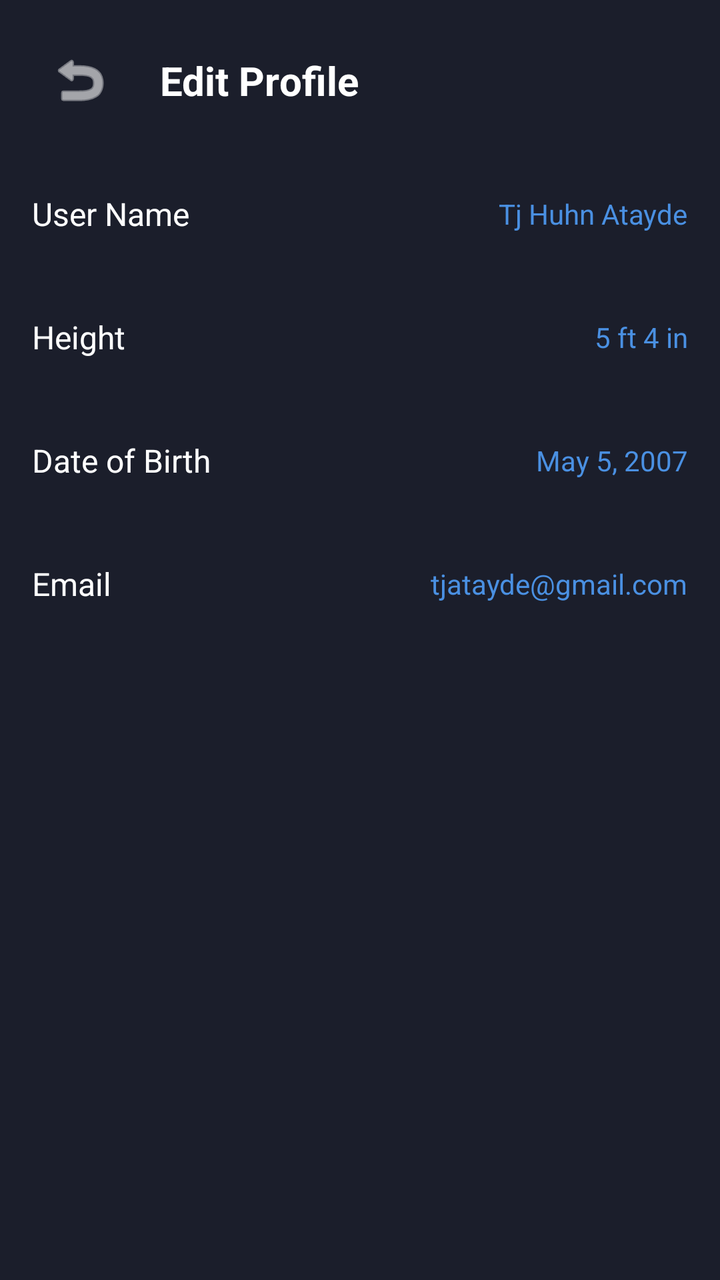
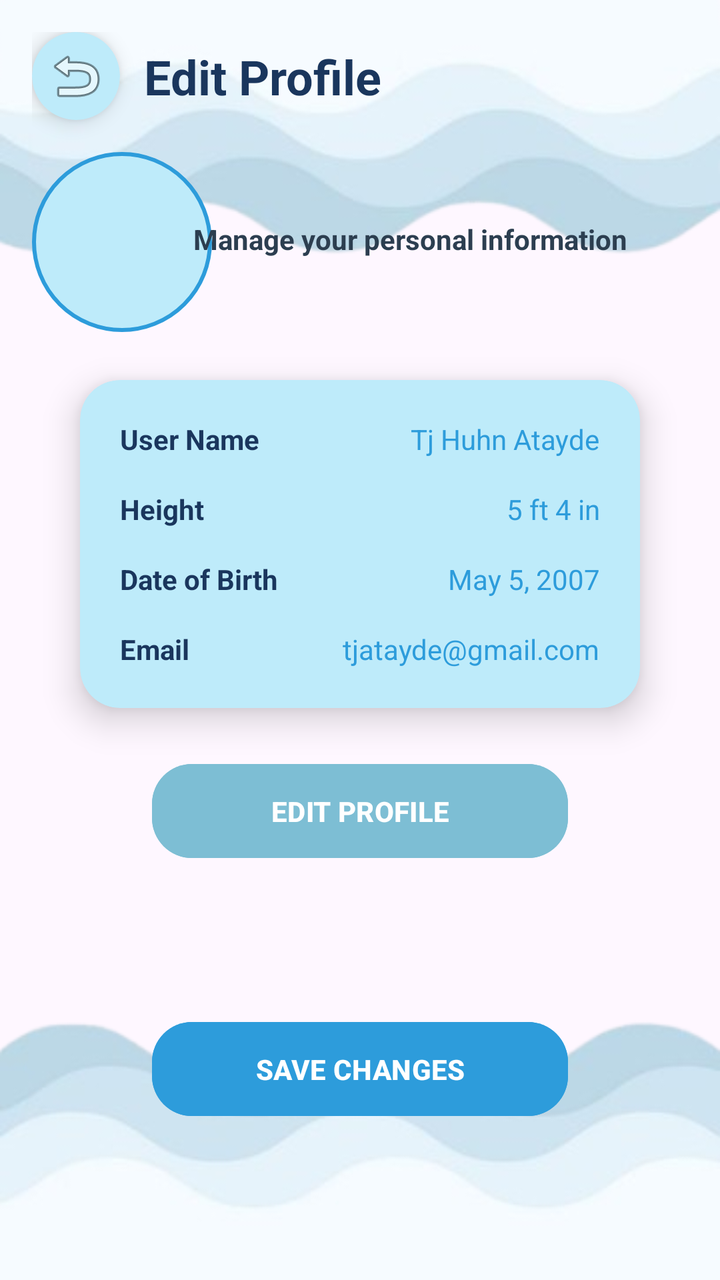

Screens rendered from an Android XML layout before and after an edit, with the pre-edit source and the edit as a unified diff.
<!-- AndroidManifest.xml: application theme Theme.HeronHealth -->
<!-- res/layout/activity_personal_info.xml -->
<?xml version="1.0" encoding="utf-8"?>
<androidx.constraintlayout.widget.ConstraintLayout xmlns:android="http://schemas.android.com/apk/res/android"
    xmlns:app="http://schemas.android.com/apk/res-auto"
    xmlns:tools="http://schemas.android.com/tools"
    android:id="@+id/main"
    android:layout_width="match_parent"
    android:layout_height="match_parent"
    android:background="#1B1E2B"
    android:padding="16dp"
    tools:context=".PersonalInfoActivity">

    
    <ImageButton
        android:id="@+id/btnBack"
        android:layout_width="48dp"
        android:layout_height="48dp"
        android:background="?attr/selectableItemBackgroundBorderless"
        android:src="@android:drawable/ic_menu_revert"
        app:layout_constraintStart_toStartOf="parent"
        app:layout_constraintTop_toTopOf="parent"
        app:tint="#FFFFFF" />

    <TextView
        android:id="@+id/tvHeader"
        android:layout_width="wrap_content"
        android:layout_height="wrap_content"
        android:layout_marginStart="16dp"
        android:text="Edit Profile"
        android:textColor="#FFFFFF"
        android:textSize="20sp"
        android:textStyle="bold"
        app:layout_constraintBottom_toBottomOf="@+id/btnBack"
        app:layout_constraintStart_toEndOf="@+id/btnBack"
        app:layout_constraintTop_toTopOf="@+id/btnBack" />

    
    <TextView
        android:id="@+id/lblUsername"
        android:layout_width="wrap_content"
        android:layout_height="wrap_content"
        android:layout_marginTop="32dp"
        android:text="User Name"
        android:textColor="#FFFFFF"
        android:textSize="16sp"
        app:layout_constraintStart_toStartOf="parent"
        app:layout_constraintTop_toBottomOf="@id/btnBack" />

    <TextView
        android:id="@+id/tvUsernameValue"
        android:layout_width="wrap_content"
        android:layout_height="wrap_content"
        android:text="Tj Huhn Atayde"
        android:textColor="#4A90E2"
        app:layout_constraintBottom_toBottomOf="@id/lblUsername"
        app:layout_constraintEnd_toEndOf="parent"
        app:layout_constraintTop_toTopOf="@id/lblUsername" />

    
    <TextView
        android:id="@+id/lblHeight"
        android:layout_width="wrap_content"
        android:layout_height="wrap_content"
        android:layout_marginTop="40dp"
        android:text="Height"
        android:textColor="#FFFFFF"
        android:textSize="16sp"
        app:layout_constraintStart_toStartOf="parent"
        app:layout_constraintTop_toBottomOf="@id/lblUsername" />

    <TextView
        android:id="@+id/tvHeightValue"
        android:layout_width="wrap_content"
        android:layout_height="wrap_content"
        android:text="5 ft 4 in"
        android:textColor="#4A90E2"
        app:layout_constraintBottom_toBottomOf="@id/lblHeight"
        app:layout_constraintEnd_toEndOf="parent"
        app:layout_constraintTop_toTopOf="@id/lblHeight" />

    
    <TextView
        android:id="@+id/lblDOB"
        android:layout_width="wrap_content"
        android:layout_height="wrap_content"
        android:layout_marginTop="40dp"
        android:text="Date of Birth"
        android:textColor="#FFFFFF"
        android:textSize="16sp"
        app:layout_constraintStart_toStartOf="parent"
        app:layout_constraintTop_toBottomOf="@id/lblHeight" />

    <TextView
        android:id="@+id/tvDOBValue"
        android:layout_width="wrap_content"
        android:layout_height="wrap_content"
        android:text="May 5, 2007"
        android:textColor="#4A90E2"
        app:layout_constraintBottom_toBottomOf="@id/lblDOB"
        app:layout_constraintEnd_toEndOf="parent"
        app:layout_constraintTop_toTopOf="@id/lblDOB" />

    
    <TextView
        android:id="@+id/lblEmail"
        android:layout_width="wrap_content"
        android:layout_height="wrap_content"
        android:layout_marginTop="40dp"
        android:text="Email"
        android:textColor="#FFFFFF"
        android:textSize="16sp"
        app:layout_constraintStart_toStartOf="parent"
        app:layout_constraintTop_toBottomOf="@id/lblDOB" />

    <TextView
        android:id="@+id/tvEmailValue"
        android:layout_width="wrap_content"
        android:layout_height="wrap_content"
        android:text="tjatayde@gmail.com"
        android:textColor="#4A90E2"
        app:layout_constraintBottom_toBottomOf="@id/lblEmail"
        app:layout_constraintEnd_toEndOf="parent"
        app:layout_constraintTop_toTopOf="@id/lblEmail" />
</androidx.constraintlayout.widget.ConstraintLayout>
<!-- resources referenced by this layout -->
<resources>
  <style name="Theme.HeronHealth" parent="Base.Theme.HeronHealth" />
  <style name="Base.Theme.HeronHealth" parent="Theme.Material3.DayNight.NoActionBar">
          
          
      </style>
</resources>

<!-- the commit's change to res/layout/activity_personal_info.xml (unified diff, before → after) -->
@@ -1,123 +1,215 @@
 <?xml version="1.0" encoding="utf-8"?>
-<androidx.constraintlayout.widget.ConstraintLayout xmlns:android="http://schemas.android.com/apk/res/android"
+<androidx.constraintlayout.widget.ConstraintLayout
+    xmlns:android="http://schemas.android.com/apk/res/android"
     xmlns:app="http://schemas.android.com/apk/res-auto"
     xmlns:tools="http://schemas.android.com/tools"
     android:id="@+id/main"
     android:layout_width="match_parent"
     android:layout_height="match_parent"
-    android:background="#1B1E2B"
+    android:background="@drawable/bg4"
     android:padding="16dp"
     tools:context=".PersonalInfoActivity">
 
-    
-    <ImageButton
-        android:id="@+id/btnBack"
-        android:layout_width="48dp"
-        android:layout_height="48dp"
-        android:background="?attr/selectableItemBackgroundBorderless"
-        android:src="@android:drawable/ic_menu_revert"
-        app:layout_constraintStart_toStartOf="parent"
-        app:layout_constraintTop_toTopOf="parent"
-        app:tint="#FFFFFF" />
+    <androidx.cardview.widget.CardView
+        android:id="@+id/backContainer"
+        android:layout_width="44dp"
+        android:layout_height="44dp"
+        app:cardCornerRadius="22dp"
+        app:cardBackgroundColor="#beebfa"
+        app:cardElevation="6dp"
+        app:layout_constraintStart_toStartOf="parent"
+        app:layout_constraintTop_toTopOf="parent">
+
+        <ImageButton
+            android:id="@+id/btnBack"
+            android:layout_width="match_parent"
+            android:layout_height="match_parent"
+            android:background="@android:color/transparent"
+            android:src="@android:drawable/ic_menu_revert"
+            android:contentDescription="Back"/>
+    </androidx.cardview.widget.CardView>
+
+    <ImageView
+        android:id="@+id/imgProfile"
+        android:layout_width="90dp"
+        android:layout_height="90dp"
+        android:layout_marginTop="16dp"
+        android:src=""
+        android:background="@drawable/circle_bg"
+        android:padding="10dp"
+        android:scaleType="centerCrop"
+        app:layout_constraintTop_toBottomOf="@id/backContainer"
+        app:layout_constraintStart_toStartOf="parent"/>
 
     <TextView
         android:id="@+id/tvHeader"
         android:layout_width="wrap_content"
         android:layout_height="wrap_content"
-        android:layout_marginStart="16dp"
         android:text="Edit Profile"
-        android:textColor="#FFFFFF"
-        android:textSize="20sp"
-        android:textStyle="bold"
-        app:layout_constraintBottom_toBottomOf="@+id/btnBack"
-        app:layout_constraintStart_toEndOf="@+id/btnBack"
-        app:layout_constraintTop_toTopOf="@+id/btnBack" />
-
-    
+        android:textSize="24sp"
+        android:textStyle="bold"
+        android:textColor="#1A365D"
+        app:layout_constraintTop_toTopOf="@id/backContainer"
+        app:layout_constraintBottom_toBottomOf="@id/backContainer"
+        app:layout_constraintStart_toEndOf="@id/backContainer"
+        android:layout_marginStart="12dp"/>
+
     <TextView
-        android:id="@+id/lblUsername"
+        android:id="@+id/tvSubtitle"
         android:layout_width="wrap_content"
         android:layout_height="wrap_content"
-        android:layout_marginTop="32dp"
-        android:text="User Name"
+        android:text="Manage your personal information"
+        android:textSize="14sp"
+        android:textColor="#2C3E50"
+        android:textStyle="bold"
+        android:layout_marginTop="50dp"
+        android:layout_marginStart="50dp"
+        app:layout_constraintTop_toBottomOf="@id/backContainer"
+        app:layout_constraintStart_toStartOf="parent"
+        app:layout_constraintEnd_toEndOf="parent"/>
+
+    <androidx.cardview.widget.CardView
+        android:id="@+id/cardInfo"
+        android:layout_width="0dp"
+        android:layout_height="wrap_content"
+        android:layout_marginTop="24dp"
+        android:layout_marginStart="24dp"
+        android:layout_marginEnd="24dp"
+        app:cardCornerRadius="20dp"
+        app:cardElevation="10dp"
+        app:cardBackgroundColor="#beebfa"
+        app:layout_constraintTop_toBottomOf="@id/imgProfile"
+        app:layout_constraintStart_toStartOf="parent"
+        app:layout_constraintEnd_toEndOf="parent">
+
+        <LinearLayout
+            android:layout_width="match_parent"
+            android:layout_height="wrap_content"
+            android:orientation="vertical"
+            android:padding="20dp">
+
+            <LinearLayout
+                android:layout_width="match_parent"
+                android:layout_height="wrap_content"
+                android:orientation="horizontal">
+
+                <TextView
+                    android:layout_width="0dp"
+                    android:layout_height="wrap_content"
+                    android:layout_weight="1"
+                    android:text="User Name"
+                    android:textColor="#1A365D"
+                    android:textStyle="bold"/>
+
+                <TextView
+                    android:id="@+id/tvUsernameValue"
+                    android:layout_width="wrap_content"
+                    android:layout_height="wrap_content"
+                    android:text="Tj Huhn Atayde"
+                    android:textColor="#2D9CDB"/>
+            </LinearLayout>
+
+            <LinearLayout
+                android:layout_width="match_parent"
+                android:layout_height="wrap_content"
+                android:layout_marginTop="16dp"
+                android:orientation="horizontal">
+
+                <TextView
+                    android:layout_width="0dp"
+                    android:layout_height="wrap_content"
+                    android:layout_weight="1"
+                    android:text="Height"
+                    android:textColor="#1A365D"
+                    android:textStyle="bold"/>
+
+                <TextView
+                    android:id="@+id/tvHeightValue"
+                    android:layout_width="wrap_content"
+                    android:layout_height="wrap_content"
+                    android:text="5 ft 4 in"
+                    android:textColor="#2D9CDB"/>
+            </LinearLayout>
+
+            <LinearLayout
+                android:layout_width="match_parent"
+                android:layout_height="wrap_content"
+                android:layout_marginTop="16dp"
+                android:orientation="horizontal">
+
+                <TextView
+                    android:layout_width="0dp"
+                    android:layout_height="wrap_content"
+                    android:layout_weight="1"
+                    android:text="Date of Birth"
+                    android:textColor="#1A365D"
+                    android:textStyle="bold"/>
+
+                <TextView
+                    android:id="@+id/tvDOBValue"
+                    android:layout_width="wrap_content"
+                    android:layout_height="wrap_content"
+                    android:text="May 5, 2007"
+                    android:textColor="#2D9CDB"/>
+            </LinearLayout>
+
+            <LinearLayout
+                android:layout_width="match_parent"
+                android:layout_height="wrap_content"
+                android:layout_marginTop="16dp"
+                android:orientation="horizontal">
+
+                <TextView
+                    android:layout_width="0dp"
+                    android:layout_height="wrap_content"
+                    android:layout_weight="1"
+                    android:text="Email"
+                    android:textColor="#1A365D"
+                    android:textStyle="bold"/>
+
+                <TextView
+                    android:id="@+id/tvEmailValue"
+                    android:layout_width="wrap_content"
+                    android:layout_height="wrap_content"
+                    android:text="tjatayde@gmail.com"
+                    android:textColor="#2D9CDB"/>
+            </LinearLayout>
+
+        </LinearLayout>
+
+    </androidx.cardview.widget.CardView>
+
+    <Button
+        android:id="@+id/btnEdit"
+        android:layout_width="0dp"
+        android:layout_height="55dp"
+        android:text="EDIT PROFILE"
         android:textColor="#FFFFFF"
-        android:textSize="16sp"
-        app:layout_constraintStart_toStartOf="parent"
-        app:layout_constraintTop_toBottomOf="@id/btnBack" />
-
-    <TextView
-        android:id="@+id/tvUsernameValue"
-        android:layout_width="wrap_content"
-        android:layout_height="wrap_content"
-        android:text="Tj Huhn Atayde"
-        android:textColor="#4A90E2"
-        app:layout_constraintBottom_toBottomOf="@id/lblUsername"
+        android:textStyle="bold"
+        android:backgroundTint="#7dbed4"
+        android:layout_marginTop="24dp"
+        android:layout_marginStart="60dp"
+        android:layout_marginEnd="60dp"
+        app:cornerRadius="20dp"
+        app:layout_constraintTop_toBottomOf="@id/cardInfo"
+        app:layout_constraintStart_toStartOf="parent"
+        app:layout_constraintEnd_toEndOf="parent"/>
+
+    <Button
+        android:id="@+id/btnSave"
+        android:layout_width="0dp"
+        android:layout_height="55dp"
+        android:text="SAVE CHANGES"
+        android:textColor="#FFFFFF"
+        android:textStyle="bold"
+        android:backgroundTint="#2D9CDB"
+        android:layout_marginTop="12dp"
+        android:layout_marginStart="60dp"
+        android:layout_marginEnd="60dp"
+        app:cornerRadius="20dp"
+        app:layout_constraintTop_toBottomOf="@id/btnEdit"
+        app:layout_constraintStart_toStartOf="parent"
         app:layout_constraintEnd_toEndOf="parent"
-        app:layout_constraintTop_toTopOf="@id/lblUsername" />
-
-    
-    <TextView
-        android:id="@+id/lblHeight"
-        android:layout_width="wrap_content"
-        android:layout_height="wrap_content"
-        android:layout_marginTop="40dp"
-        android:text="Height"
-        android:textColor="#FFFFFF"
-        android:textSize="16sp"
-        app:layout_constraintStart_toStartOf="parent"
-        app:layout_constraintTop_toBottomOf="@id/lblUsername" />
-
-    <TextView
-        android:id="@+id/tvHeightValue"
-        android:layout_width="wrap_content"
-        android:layout_height="wrap_content"
-        android:text="5 ft 4 in"
-        android:textColor="#4A90E2"
-        app:layout_constraintBottom_toBottomOf="@id/lblHeight"
-        app:layout_constraintEnd_toEndOf="parent"
-        app:layout_constraintTop_toTopOf="@id/lblHeight" />
-
-    
-    <TextView
-        android:id="@+id/lblDOB"
-        android:layout_width="wrap_content"
-        android:layout_height="wrap_content"
-        android:layout_marginTop="40dp"
-        android:text="Date of Birth"
-        android:textColor="#FFFFFF"
-        android:textSize="16sp"
-        app:layout_constraintStart_toStartOf="parent"
-        app:layout_constraintTop_toBottomOf="@id/lblHeight" />
-
-    <TextView
-        android:id="@+id/tvDOBValue"
-        android:layout_width="wrap_content"
-        android:layout_height="wrap_content"
-        android:text="May 5, 2007"
-        android:textColor="#4A90E2"
-        app:layout_constraintBottom_toBottomOf="@id/lblDOB"
-        app:layout_constraintEnd_toEndOf="parent"
-        app:layout_constraintTop_toTopOf="@id/lblDOB" />
-
-    
-    <TextView
-        android:id="@+id/lblEmail"
-        android:layout_width="wrap_content"
-        android:layout_height="wrap_content"
-        android:layout_marginTop="40dp"
-        android:text="Email"
-        android:textColor="#FFFFFF"
-        android:textSize="16sp"
-        app:layout_constraintStart_toStartOf="parent"
-        app:layout_constraintTop_toBottomOf="@id/lblDOB" />
-
-    <TextView
-        android:id="@+id/tvEmailValue"
-        android:layout_width="wrap_content"
-        android:layout_height="wrap_content"
-        android:text="tjatayde@gmail.com"
-        android:textColor="#4A90E2"
-        app:layout_constraintBottom_toBottomOf="@id/lblEmail"
-        app:layout_constraintEnd_toEndOf="parent"
-        app:layout_constraintTop_toTopOf="@id/lblEmail" />
+        app:layout_constraintBottom_toBottomOf="parent"/>
+
 </androidx.constraintlayout.widget.ConstraintLayout>
<!-- resource entries referenced after the edit -->
@@ -1,5 +1,15 @@
 <!-- resources referenced by this layout -->
 <resources>
+  <!-- drawable bg4: png bitmap (drawable, 73502 bytes) -->
+  <!-- drawable circle_bg (drawable) -->
+  <shape xmlns:android="http://schemas.android.com/apk/res/android"
+      android:shape="oval">
+  
+      <solid android:color="#beebfa"/>
+      <stroke
+          android:width="2dp"
+          android:color="#2D9CDB"/>
+  </shape>
   <style name="Theme.HeronHealth" parent="Base.Theme.HeronHealth" />
   <style name="Base.Theme.HeronHealth" parent="Theme.Material3.DayNight.NoActionBar">
           
